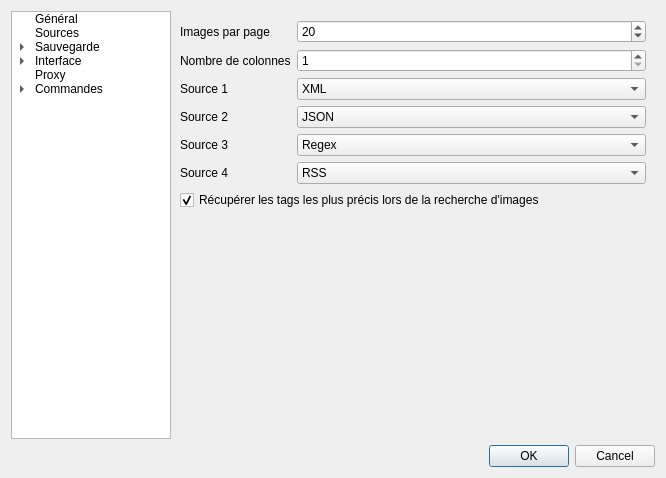
Old version of the form ui/optionswindow.ui in the repository XanderMld/imgbrd-grabber.
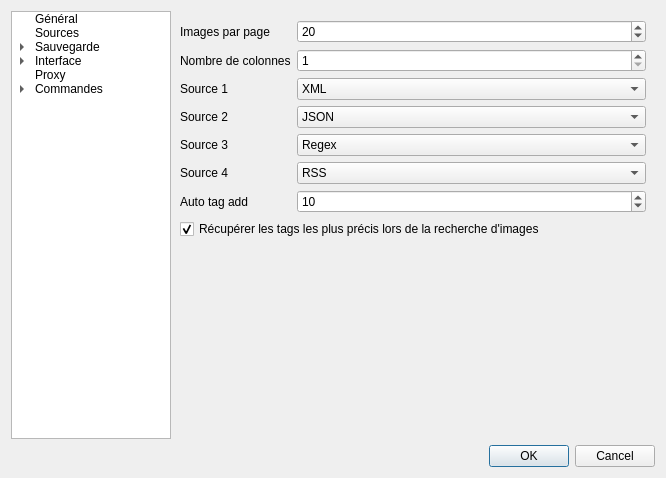
New version of the form. The open tabs and pages were chosen to show the change. Icons and pictures are not drawn.

```diff
--- a/ui/optionswindow.ui
+++ b/ui/optionswindow.ui
@@ -425,7 +425,7 @@
            </property>
           </widget>
          </item>
-         <item row="6" column="0" colspan="2">
+         <item row="7" column="0" colspan="2">
           <widget class="QCheckBox" name="checkUseregexfortags">
            <property name="text">
             <string>Récupérer les tags les plus précis lors de la recherche d'images</string>
@@ -540,6 +540,23 @@
            </item>
           </widget>
          </item>
+         <item row="6" column="0">
+          <widget class="QLabel" name="label_82">
+           <property name="text">
+            <string>Auto tag add</string>
+           </property>
+          </widget>
+         </item>
+         <item row="6" column="1">
+          <widget class="QSpinBox" name="spinAutoTagAdd">
+           <property name="maximum">
+            <number>100000</number>
+           </property>
+           <property name="value">
+            <number>10</number>
+           </property>
+          </widget>
+         </item>
         </layout>
        </widget>
        <widget class="QWidget" name="pageInterfaceLog">
```
Left out of the diff: 13 changed lines with no effect on the pictures.
